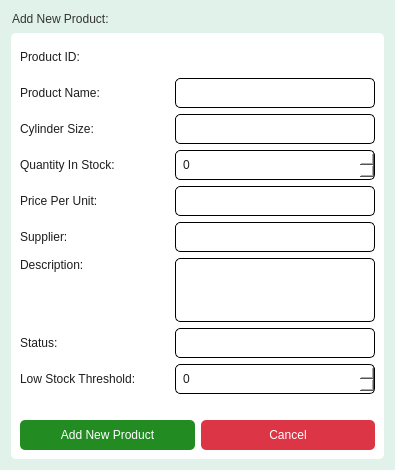
Before: the Qt Designer form app/src/ui/final_ui/add_product.ui in Kazu0210/Inventory-System, drawn with Qt 5.
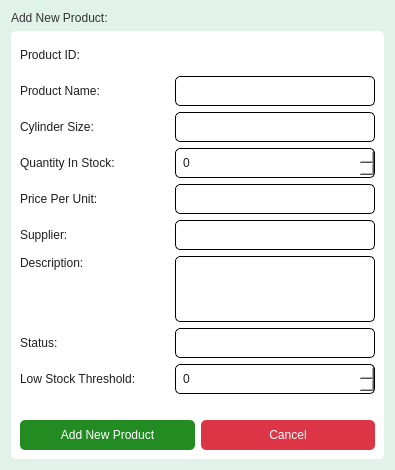
After: the same form once the commit is applied.

Commit message: removed the borders from the ui

What changed in the file:
```diff
--- a/app/src/ui/final_ui/add_product.ui
+++ b/app/src/ui/final_ui/add_product.ui
@@ -30,6 +30,7 @@
 font: 10pt &quot;Noto Sans&quot;;
 color: #1E1E1E;
 background-color: transparent;
+border: none;
 }
 #Form{
 background-color: #E0F2E9;
```
The commit also changes 9955 other files.
